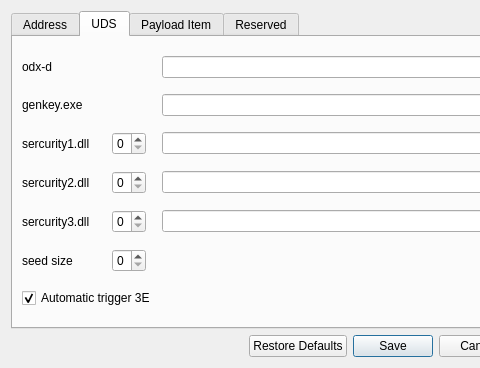
Qt form settings.ui (xjzer/QtWidgetDemo) before a commit; both pictures show x 0 to 480 and y 0 to 368 of the 768 by 368 pixel window.
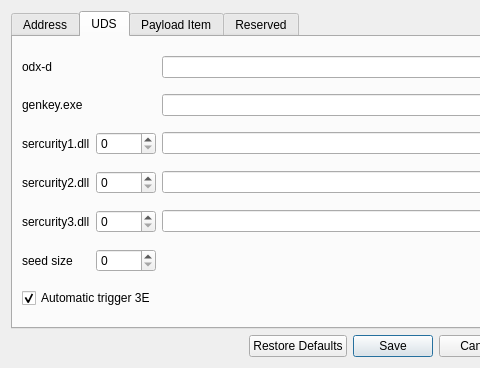
The same form after that commit.

The edit to the form file:
```diff
--- a/settings.ui
+++ b/settings.ui
@@ -219,7 +219,7 @@
        <item row="2" column="1">
         <widget class="QSpinBox" name="spinBox_dll_1">
          <property name="sizePolicy">
-          <sizepolicy hsizetype="Fixed" vsizetype="Fixed">
+          <sizepolicy hsizetype="Preferred" vsizetype="Fixed">
            <horstretch>0</horstretch>
            <verstretch>0</verstretch>
           </sizepolicy>
@@ -268,7 +268,7 @@
        <item row="3" column="1">
         <widget class="QSpinBox" name="spinBox_dll_2">
          <property name="sizePolicy">
-          <sizepolicy hsizetype="Fixed" vsizetype="Fixed">
+          <sizepolicy hsizetype="Preferred" vsizetype="Fixed">
            <horstretch>0</horstretch>
            <verstretch>0</verstretch>
           </sizepolicy>
@@ -317,7 +317,7 @@
        <item row="4" column="1">
         <widget class="QSpinBox" name="spinBox_dll_3">
          <property name="sizePolicy">
-          <sizepolicy hsizetype="Fixed" vsizetype="Fixed">
+          <sizepolicy hsizetype="Preferred" vsizetype="Fixed">
            <horstretch>0</horstretch>
            <verstretch>0</verstretch>
           </sizepolicy>
@@ -376,7 +376,7 @@
        <item row="5" column="1">
         <widget class="QSpinBox" name="spinBox_seedSize">
          <property name="sizePolicy">
-          <sizepolicy hsizetype="Fixed" vsizetype="Fixed">
+          <sizepolicy hsizetype="Preferred" vsizetype="Fixed">
            <horstretch>0</horstretch>
            <verstretch>0</verstretch>
           </sizepolicy>
```
Left out of the diff: 24 changed lines with no effect on the pictures.
